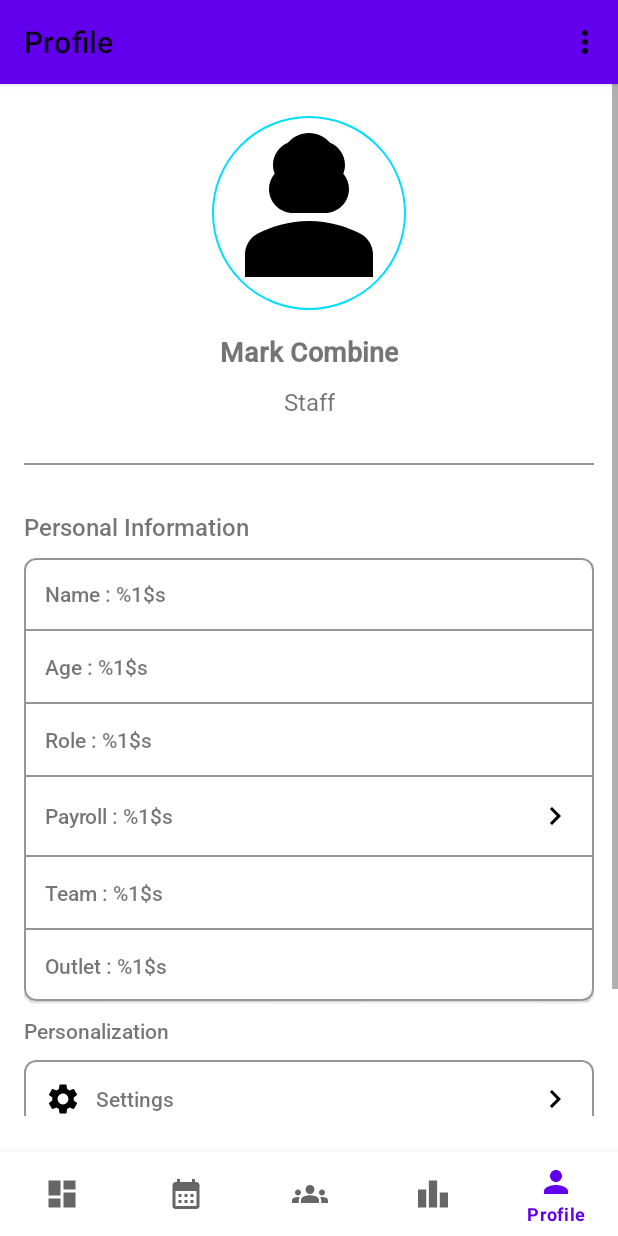
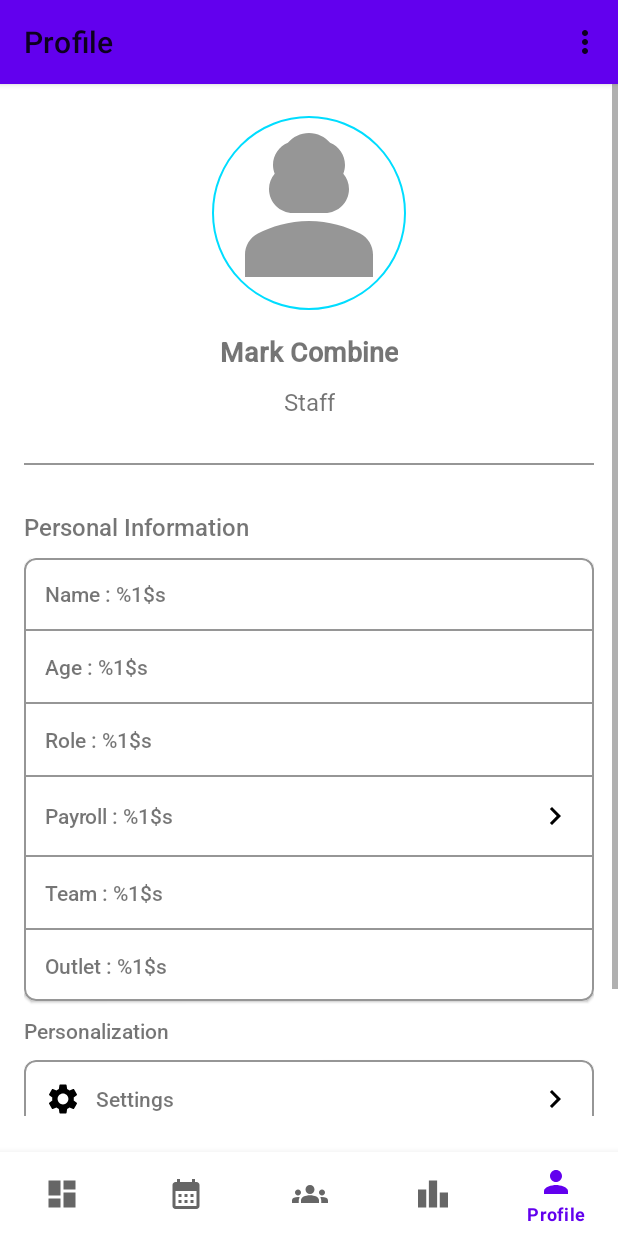
Before and after one commit to 0utperform/MobileDevelopment, an Android app: the ProfileFragment screen opened through its navigation route, on a phone screen of 412 x 824 dp. Run offline under Robolectric (Android 15) with nearby library versions, the phone set to English and light mode, and no system bars; our stand-ins replace Dagger/Hilt's generated code, navigation-ui; libraries missing offline, so code that uses them is left out: io.github.jan.supabase; 1 statement that could not run was skipped.

Commit message:
adjusted placeholder img

```diff
--- a/app/src/main/res/drawable/placeholder_user.xml
+++ b/app/src/main/res/drawable/placeholder_user.xml
@@ -1,4 +1,4 @@
-<vector xmlns:android="http://schemas.android.com/apk/res/android" android:height="24dp" android:tint="#000000" android:viewportHeight="24" android:viewportWidth="24" android:width="24dp">
+<vector xmlns:android="http://schemas.android.com/apk/res/android" android:height="24dp" android:tint="#969696" android:viewportHeight="24" android:viewportWidth="24" android:width="24dp">
 
     <path android:fillColor="@android:color/white" android:pathData="M18.39,14.56C16.71,13.7 14.53,13 12,13c-2.53,0 -4.71,0.7 -6.39,1.56C4.61,15.07 4,16.1 4,17.22V20h16v-2.78C20,16.1 19.39,15.07 18.39,14.56z"/>
 
```
